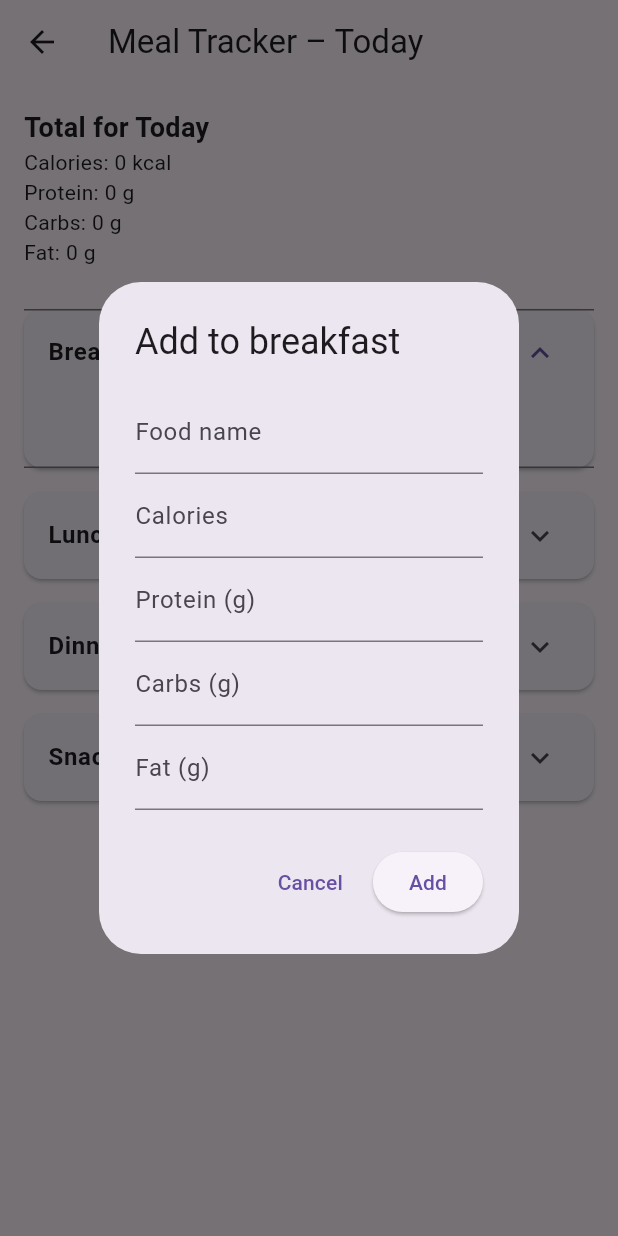
After one commit to aaditsangwan/ai-dietician, a Flutter app: the MealTrackerScreen screen opened by its route, after a tap on "Breakfast", after a tap on "Add Food", on a phone screen of 412 x 824 dp. The commit adds this screen. Run offline on Flutter 3.47's test engine with Material 3 defaults, Android fonts, the phone set to English and light mode, and no system bars; our stand-ins replace shared_preferences; missing offline and left inert: flutter_barcode_scanner; accounts and stored records are empty.

Commit message:
feat: added daily log page

```diff
--- a/lib/main.dart
+++ b/lib/main.dart
@@ -3,7 +3,8 @@ import 'screens/home_screen.dart';
 import 'screens/profile_screen.dart';
 import 'screens/profile_activity_screen.dart';
 import 'screens/profile_macro_screen.dart';
-import 'screens/profile_summary_screen.dart'; // NEW
+import 'screens/profile_summary_screen.dart';
+import 'screens/meal_tracker_screen.dart';
 
 void main() => runApp(MyApp());
 
@@ -31,7 +32,8 @@ class MyApp extends StatelessWidget {
           final args = ModalRoute.of(context)!.settings.arguments as Map<String, dynamic>;
           return ProfileMacroScreen(data: args);
         },
-        '/profile/summary': (_) => ProfileSummaryScreen(), // NEW
+        '/profile/summary': (_) => ProfileSummaryScreen(),
+        '/tracker': (_) => MealTrackerScreen(),
       },
     );
   }
--- /dev/null
+++ b/lib/models/daily_log.dart
@@ -0,0 +1,46 @@
+import 'meal_entry.dart';
+
+class DailyLog {
+  final String date; // Format: 'yyyy-MM-dd'
+  final Map<String, List<MealEntry>> meals; // keys: breakfast, lunch, dinner, snacks
+
+  DailyLog({required this.date, required this.meals});
+
+  factory DailyLog.empty(String date) {
+    return DailyLog(date: date, meals: {
+      'breakfast': [],
+      'lunch': [],
+      'dinner': [],
+      'snacks': [],
+    });
+  }
+
+  Map<String, dynamic> toJson() => {
+        'date': date,
+        'meals': meals.map((key, value) => MapEntry(
+              key,
+              value.map((entry) => entry.toJson()).toList(),
+            )),
+      };
+
+  factory DailyLog.fromJson(Map<String, dynamic> json) => DailyLog(
+        date: json['date'],
+        meals: (json['meals'] as Map<String, dynamic>).map(
+          (key, value) => MapEntry(
+            key,
+            List<MealEntry>.from(
+              (value as List).map((item) => MealEntry.fromJson(item)),
+            ),
+          ),
+        ),
+      );
+
+  // Helper to get totals
+  double get totalCalories => _sum((e) => e.calories);
+  double get totalProtein => _sum((e) => e.protein);
+  double get totalCarbs => _sum((e) => e.carbs);
+  double get totalFat => _sum((e) => e.fat);
+
+  double _sum(double Function(MealEntry) f) =>
+      meals.values.expand((m) => m).fold(0, (sum, entry) => sum + f(entry));
+}
--- /dev/null
+++ b/lib/models/meal_entry.dart
@@ -0,0 +1,31 @@
+class MealEntry {
+  final String name;
+  final double calories;
+  final double protein;
+  final double carbs;
+  final double fat;
+
+  MealEntry({
+    required this.name,
+    required this.calories,
+    required this.protein,
+    required this.carbs,
+    required this.fat,
+  });
+
+  Map<String, dynamic> toJson() => {
+        'name': name,
+        'calories': calories,
+        'protein': protein,
+        'carbs': carbs,
+        'fat': fat,
+      };
+
+  factory MealEntry.fromJson(Map<String, dynamic> json) => MealEntry(
+        name: json['name'],
+        calories: json['calories'],
+        protein: json['protein'],
+        carbs: json['carbs'],
+        fat: json['fat'],
+      );
+}
--- a/lib/screens/home_screen.dart
+++ b/lib/screens/home_screen.dart
@@ -4,7 +4,7 @@ import 'pantry_screen.dart';
 import 'meal_plan_screen.dart';
 
 class HomeScreen extends StatelessWidget {
-  final String fitnessGoal = 'gain muscle'; // default fallback
+  final String fitnessGoal = 'gain muscle'; // fallback
 
   @override
   Widget build(BuildContext context) {
@@ -71,6 +71,17 @@ class HomeScreen extends StatelessWidget {
                   minimumSize: Size(double.infinity, 50),
                 ),
               ),
+              SizedBox(height: 20),
+              ElevatedButton.icon(
+                onPressed: () {
+                  Navigator.pushNamed(context, '/tracker');
+                },
+                icon: Icon(Icons.calendar_today),
+                label: Text('Daily Meal Tracker'),
+                style: ElevatedButton.styleFrom(
+                  minimumSize: Size(double.infinity, 50),
+                ),
+              ),
             ],
           ),
         ),
--- /dev/null
+++ b/lib/screens/meal_tracker_screen.dart
@@ -0,0 +1,136 @@
+import 'package:flutter/material.dart';
+import 'package:intl/intl.dart';
+import '../models/daily_log.dart';
+import '../services/daily_log_service.dart';
+import '../models/meal_entry.dart';
+
+class MealTrackerScreen extends StatefulWidget {
+  @override
+  _MealTrackerScreenState createState() => _MealTrackerScreenState();
+}
+
+class _MealTrackerScreenState extends State<MealTrackerScreen> {
+  late String today;
+  DailyLog? log;
+
+  @override
+  void initState() {
+    super.initState();
+    today = DateFormat('yyyy-MM-dd').format(DateTime.now());
+    loadLog();
+  }
+
+  Future<void> loadLog() async {
+    final loaded = await DailyLogService.loadLog(today);
+    setState(() => log = loaded);
+  }
+
+  void _addEntry(String mealType) async {
+    final entry = await showDialog<MealEntry>(
+      context: context,
+      builder: (_) => _AddEntryDialog(mealType: mealType),
+    );
+
+    if (entry != null) {
+      setState(() {
+        log!.meals[mealType]!.add(entry);
+      });
+      await DailyLogService.saveLog(log!);
+    }
+  }
+
+  Widget _buildMealSection(String title, List<MealEntry> entries) {
+    return Card(
+      margin: EdgeInsets.symmetric(vertical: 8),
+      child: ExpansionTile(
+        title: Text(title, style: TextStyle(fontWeight: FontWeight.bold)),
+        children: [
+          ...entries.map((e) => ListTile(
+                title: Text(e.name),
+                subtitle: Text(
+                    '${e.calories} kcal | ${e.protein}g P | ${e.carbs}g C | ${e.fat}g F'),
+              )),
+          TextButton.icon(
+            onPressed: () => _addEntry(title.toLowerCase()),
+            icon: Icon(Icons.add),
+            label: Text('Add Food'),
+          ),
+        ],
+      ),
+    );
+  }
+
+  @override
+  Widget build(BuildContext context) {
+    if (log == null) {
+      return Scaffold(
+        appBar: AppBar(title: Text("Meal Tracker")),
+        body: Center(child: CircularProgressIndicator()),
+      );
+    }
+
+    return Scaffold(
+      appBar: AppBar(title: Text("Meal Tracker – Today")),
+      body: Padding(
+        padding: const EdgeInsets.all(16.0),
+        child: ListView(
+          children: [
+            Text("Total for Today", style: TextStyle(fontSize: 18, fontWeight: FontWeight.bold)),
+            Text("Calories: ${log!.totalCalories.toStringAsFixed(0)} kcal"),
+            Text("Protein: ${log!.totalProtein.toStringAsFixed(0)} g"),
+            Text("Carbs: ${log!.totalCarbs.toStringAsFixed(0)} g"),
+            Text("Fat: ${log!.totalFat.toStringAsFixed(0)} g"),
+            SizedBox(height: 20),
+            _buildMealSection("Breakfast", log!.meals["breakfast"]!),
+            _buildMealSection("Lunch", log!.meals["lunch"]!),
+            _buildMealSection("Dinner", log!.meals["dinner"]!),
+            _buildMealSection("Snacks", log!.meals["snacks"]!),
+          ],
+        ),
+      ),
+    );
+  }
+}
+
+class _AddEntryDialog extends StatefulWidget {
+  final String mealType;
+  _AddEntryDialog({required this.mealType});
+
+  @override
+  State<_AddEntryDialog> createState() => _AddEntryDialogState();
+}
+
+class _AddEntryDialogState extends State<_AddEntryDialog> {
+  String name = '';
+  double calories = 0, protein = 0, carbs = 0, fat = 0;
+
+  @override
+  Widget build(BuildContext context) {
+    return AlertDialog(
+      title: Text('Add to ${widget.mealType}'),
+      content: SingleChildScrollView(
+        child: Column(
+          children: [
+            TextField(decoration: InputDecoration(labelText: 'Food name'), onChanged: (val) => name = val),
+            TextField(decoration: InputDecoration(labelText: 'Calories'), keyboardType: TextInputType.number, onChanged: (val) => calories = double.tryParse(val) ?? 0),
+            TextField(decoration: InputDecoration(labelText: 'Protein (g)'), keyboardType: TextInputType.number, onChanged: (val) => protein = double.tryParse(val) ?? 0),
+            TextField(decoration: InputDecoration(labelText: 'Carbs (g)'), keyboardType: TextInputType.number, onChanged: (val) => carbs = double.tryParse(val) ?? 0),
+            TextField(decoration: InputDecoration(labelText: 'Fat (g)'), keyboardType: TextInputType.number, onChanged: (val) => fat = double.tryParse(val) ?? 0),
+          ],
+        ),
+      ),
+      actions: [
+        TextButton(onPressed: () => Navigator.pop(context), child: Text('Cancel')),
+        ElevatedButton(
+          onPressed: () {
+            Navigator.pop(
+              context,
+              MealEntry(name: name, calories: calories, protein: protein, carbs: carbs, fat: fat),
+            );
+          },
+          child: Text('Add'),
+        ),
+      ],
+    );
+  }
+}
--- /dev/null
+++ b/lib/services/daily_log_service.dart
@@ -0,0 +1,29 @@
+import 'dart:convert';
+import 'package:shared_preferences/shared_preferences.dart';
+import '../models/daily_log.dart';
+
+class DailyLogService {
+  static String _logKey(String date) => 'log_$date';
+
+  static Future<DailyLog> loadLog(String date) async {
+    final prefs = await SharedPreferences.getInstance();
+    final jsonString = prefs.getString(_logKey(date));
+
+    if (jsonString != null) {
+      return DailyLog.fromJson(jsonDecode(jsonString));
+    } else {
+      return DailyLog.empty(date);
+    }
+  }
+
+  static Future<void> saveLog(DailyLog log) async {
+    final prefs = await SharedPreferences.getInstance();
+    final jsonString = jsonEncode(log.toJson());
+    await prefs.setString(_logKey(log.date), jsonString);
+  }
+
+  static Future<void> clearLog(String date) async {
+    final prefs = await SharedPreferences.getInstance();
+    await prefs.remove(_logKey(date));
+  }
+}
--- a/pubspec.yaml
+++ b/pubspec.yaml
@@ -33,6 +33,7 @@ dependencies:
   flutter_barcode_scanner: ^2.0.0
   http: ^0.13.6
   shared_preferences: ^2.2.2
+  intl: ^0.18.1
 
   # The following adds the Cupertino Icons font to your application.
   # Use with the CupertinoIcons class for iOS style icons.
```
Also changed, not shown: pubspec.lock.
